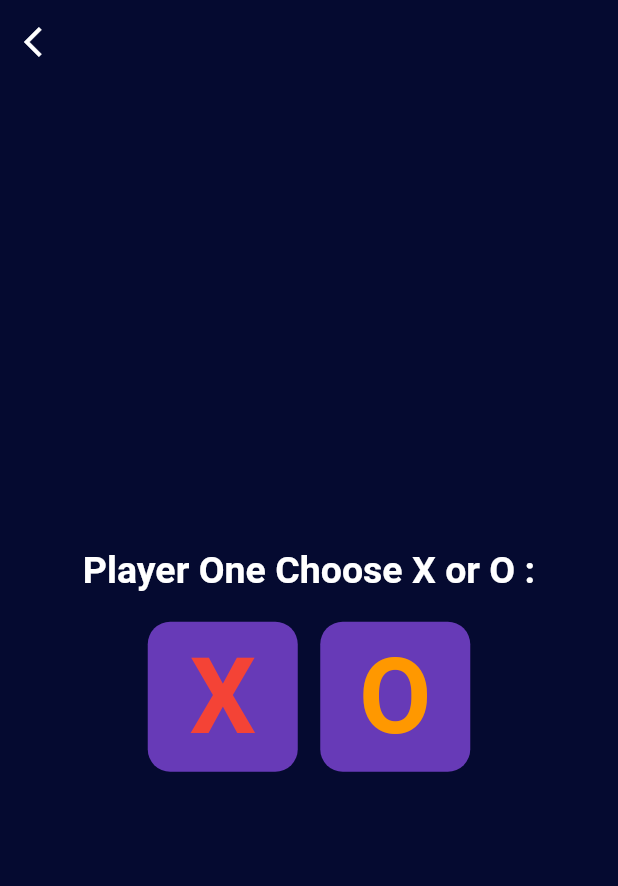
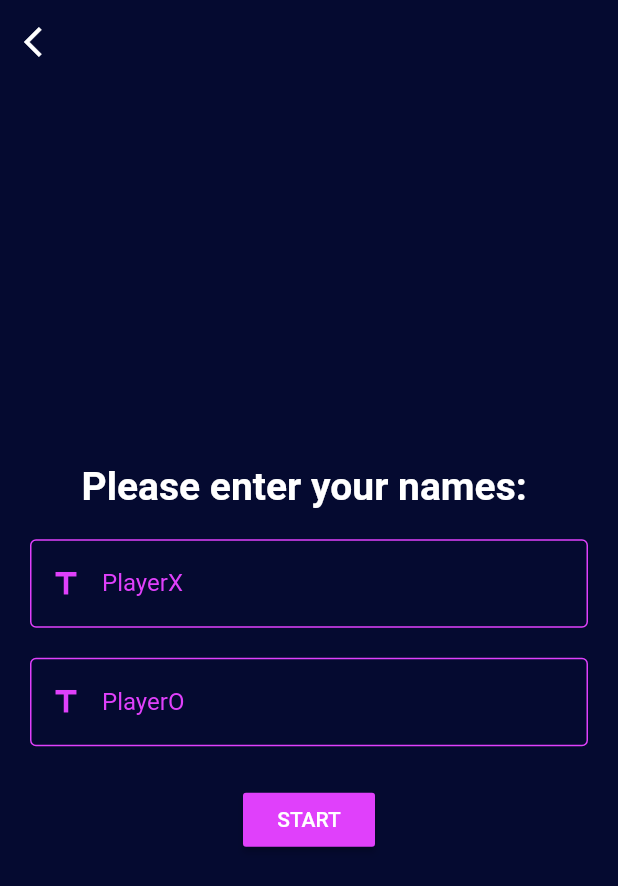
Before and after one commit to mahmoudnader150/tic_tac_toe_game, a Flutter app: the ChooseScreen screen opened directly, on a phone screen of 412 x 824 dp. Shown: the top 886 px of the screen. Run offline on Flutter 3.47's test engine with Material 2 defaults, Android fonts, the phone set to English and light mode, and no system bars; our stand-ins replace flutter_bloc, fluttertoast, hexcolor; missing offline and left inert: dart:ffi.

Commit message:
add players names

```diff
--- a/lib/choose_screen.dart
+++ b/lib/choose_screen.dart
@@ -16,8 +16,13 @@ class ChooseScreen extends StatelessWidget {
          listener: (context,state){},
          builder: (context,state){
           var cubit =  GameCubit.get(context);
+          var playerX = TextEditingController();
+          var playerO = TextEditingController();
+          var formKey = GlobalKey<FormState>();
+          var scaffoldKey = GlobalKey<ScaffoldState>();
           return Scaffold(
-             backgroundColor: HexColor("#050A30"),
+            key: scaffoldKey,
+             backgroundColor: HexColor("#050A30") ,
              appBar: AppBar(
                leading: IconButton(
                  onPressed: (){
@@ -27,73 +32,65 @@ class ChooseScreen extends StatelessWidget {
                ),
                backgroundColor: HexColor("#050A30"),
                elevation: 0.0,),
-             body: Column(
+             body: Padding(
+               padding: const EdgeInsets.all(20.0),
+               child: Form(
+                 key: formKey,
+                   child: Center(
+                     child: Column(
                        mainAxisAlignment: MainAxisAlignment.center,
                       children: [
                         Text(
-                   "Player One Choose X or O :",
+                          "Please enter your names: ",
                           style: TextStyle(
-                       color: Colors.white,
-                       fontWeight: FontWeight.w600,
-                       fontSize: 25
+                            fontWeight: FontWeight.bold,
+                            fontSize: 26,
+                            color: Colors.white
                           ),
                         ),
                         SizedBox(height: 20,),
-                 Center(
-                   child: Row(
-                     mainAxisAlignment: MainAxisAlignment.center,
-                     children: [
-                       InkWell(
-                         onTap: (){
-                           cubit.PLAYER_ONE = 1;
-                           cubit.PLAYER_TWO = 2;
-                           navigateTo(context, GameScreen());
+                        defaultFormField(
+                              controller: playerX,
+                              type: TextInputType.text,
+                              validate: (value){
+                                if(value!.isEmpty){return "Please enter your name";}
+                                return null;
                               },
-                         child: Container(
-                           height: 100,
-                           width: 100,
-                           child:Center(
-                             child: Text("X",
-                               style:TextStyle(
-                                   color: Colors.red,
-                                   fontSize: 70,
-                                   fontWeight: FontWeight.bold
-                               ) ,),
+                              label: "PlayerX",
+                              prefix: Icons.title_sharp
                           ),
-                           decoration: BoxDecoration(
-                             borderRadius: BorderRadius.circular(15),
-                             color: Colors.deepPurple,
+                          SizedBox(height: 20,),
+                          defaultFormField(
+                            controller: playerO,
+                            type: TextInputType.text,
+                            validate: (value){
+                              if(value!.isEmpty){return "Please enter your name";}
+                              return null;
+                            },
+                            label: "PlayerO",
+                            prefix: Icons.title_sharp
+                        ),
+                        SizedBox(height: 25,),
+                        MaterialButton(
+                          onPressed: () {
+                            if(formKey.currentState!.validate()){
+                              cubit.PLAYER_ONE_NAME = playerX.text;
+                              cubit.PLAYER_TWO_NAME = playerO.text;
+                               navigateAndFinish(context, GameScreen());
+                            }
+                          },
+                          color:  Colors.purpleAccent,
+                          child: Text(
+                            "START",
+                            style: TextStyle(
+                              color:Colors.white,
+                            ),
+                          ),
+                        )
+                      ],
                ),
                    ),
                  ),
-                       SizedBox(width: 15,),
-                       InkWell(
-                         onTap: (){
-                           cubit.PLAYER_ONE = 2;
-                           cubit.PLAYER_TWO = 1;
-                           navigateTo(context, GameScreen());
-                         },
-                         child: Container(
-                           height: 100,
-                           width: 100,
-                           child:Center(
-                             child: Text("O",
-                               style:TextStyle(
-                                   color: Colors.orange,
-                                   fontSize: 70,
-                                   fontWeight: FontWeight.bold
-                               ) ,),
-                           ),
-                           decoration: BoxDecoration(
-                             borderRadius: BorderRadius.circular(15),
-                             color: Colors.deepPurple,
-                           ),
-                         ),
-                       ),
-                     ],
-                   ),
-                 )
-               ],
              ),
            );
         },
--- a/lib/components.dart
+++ b/lib/components.dart
@@ -56,26 +56,29 @@ Widget defaultFormField({
   onChanged: onChange ,
   validator: validate ,
   obscureText: obscure,
-  cursorColor: Colors.teal,
+  cursorColor: Colors.purpleAccent  ,
   onTap: onTap,
   enabled: isClickable,
+  style: TextStyle(
+    color: Colors.white
+  ),
   decoration: InputDecoration(
     enabledBorder: OutlineInputBorder(
-      borderSide: BorderSide(color: Colors.teal), // Border color when not focused
+      borderSide: BorderSide(color:  Colors.purpleAccent), // Border color when not focused
     ),
     focusedBorder: OutlineInputBorder(
-      borderSide: BorderSide(color: Colors.teal), // Border color when focused
+      borderSide: BorderSide(color: Colors.purpleAccent), // Border color when focused
     ),
     labelText: label,
     labelStyle: TextStyle(
-        color:  Colors.teal
+        color: Colors.purpleAccent
     ),
 
     suffixIcon: IconButton(
       icon: Icon(suffix),
       onPressed: suffixPressed,
     ),
-    prefixIcon: Icon(prefix,color: Colors.teal,),
+    prefixIcon: Icon(prefix,color: Colors.purpleAccent,),
     border: OutlineInputBorder(
     ),
   ),
--- a/lib/start_screen.dart
+++ b/lib/start_screen.dart
@@ -56,7 +56,7 @@ class _StartScreenState extends State<StartScreen> {
                 InkWell(
                   onTap: () {
                     cubit.clearGame();
-                    navigateTo(context, GameScreen());
+                    navigateTo(context, ChooseScreen());
                   },
                   child: Container(
                     width: double.infinity,
--- a/lib/states.dart
+++ b/lib/states.dart
@@ -5,5 +5,7 @@ class ChangeGridGameState extends GameStates{}
 class ErrorChangGridGameState extends GameStates{}
 class ChangeTurnGameState extends GameStates{}
 class ClearGridGameState extends GameStates{}
-class WinnerGameState extends GameStates{}
+class RowWinnerGameState extends GameStates{}
+class ColumnWinnerGameState extends GameStates{}
+class DiagonalWinnerGameState extends GameStates{}
 class DrawGameState extends GameStates{}
```
Also changed, not shown: lib/cubit.dart (+18 -11 lines), lib/game_screen.dart (+56 -7 lines). Lines whose indentation alone changed are shown as unchanged.
